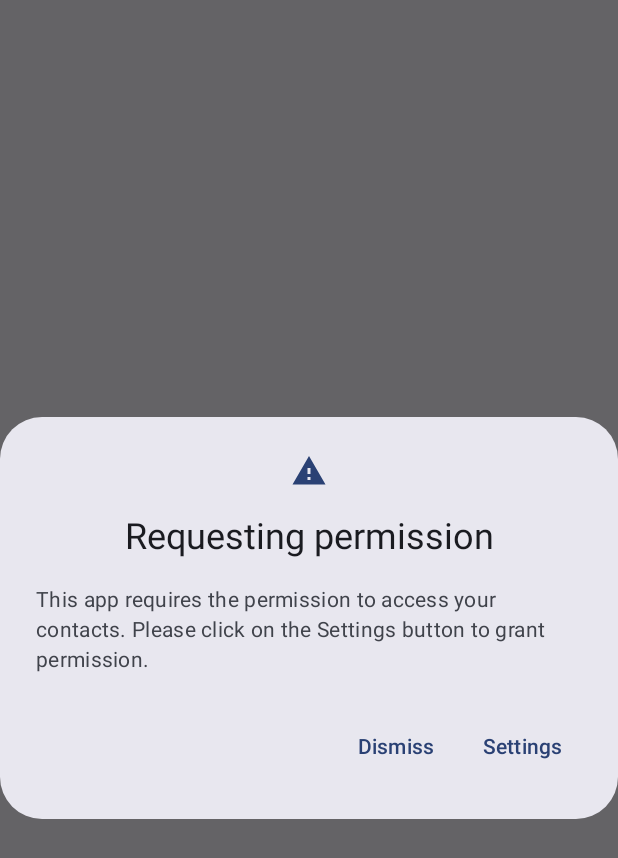
After one commit to anitaa1990/ContactsApp, an Android app built with Jetpack Compose: the composable PermissionDialogScreen shown on its own in the app's theme, on a phone screen of 412 x 824 dp. The commit adds this screen. Shown: the top 858 px of the screen. Run offline under Robolectric (Android 15) with nearby library versions, the phone set to English and light mode, and no system bars.

Commit message:
Added logic to get read contacts permission

```diff
--- a/app/src/main/java/com/an/contactsapp/MainActivity.kt
+++ b/app/src/main/java/com/an/contactsapp/MainActivity.kt
@@ -13,8 +13,7 @@ class MainActivity : ComponentActivity() {
     override fun onCreate(savedInstanceState: Bundle?) {
         super.onCreate(savedInstanceState)
         setContent {
-            val viewModel: ContactsViewModel = hiltViewModel()
-            MainApp(viewModel)
+            MainApp()
         }
     }
 }
--- /dev/null
+++ b/app/src/main/java/com/an/contactsapp/ui/screen/PermissionDialogScreen.kt
@@ -0,0 +1,45 @@
+package com.an.contactsapp.ui.screen
+
+import androidx.compose.material.icons.Icons
+import androidx.compose.material.icons.filled.Warning
+import androidx.compose.material3.AlertDialog
+import androidx.compose.material3.Icon
+import androidx.compose.material3.MaterialTheme
+import androidx.compose.material3.Text
+import androidx.compose.material3.TextButton
+import androidx.compose.runtime.Composable
+import androidx.compose.ui.res.stringResource
+import com.an.contactsapp.R
+
+@Composable
+fun PermissionDialogScreen(
+    onDismissRequest: () -> Unit = {},
+    onPermissionRequest: () -> Unit = {}
+) {
+    AlertDialog(
+        icon = {
+            Icon(Icons.Filled.Warning, contentDescription = "Warn Icon", tint = MaterialTheme.colorScheme.primary)
+        },
+        title = {
+            Text(text = stringResource(id = R.string.permission_title))
+        },
+        text = {
+            Text(text = stringResource(id = R.string.permission_desc))
+        },
+        onDismissRequest = { },
+        confirmButton = {
+            TextButton(
+                onClick = { onPermissionRequest() }
+            ) {
+                Text(stringResource(id = R.string.settings), color = MaterialTheme.colorScheme.primary)
+            }
+        },
+        dismissButton = {
+            TextButton(
+                onClick = { onDismissRequest() }
+            ) {
+                Text(stringResource(id = R.string.dismiss), color = MaterialTheme.colorScheme.primary)
+            }
+        }
+    )
+}
--- a/app/src/main/res/values/strings.xml
+++ b/app/src/main/res/values/strings.xml
@@ -1,3 +1,8 @@
 <resources>
     <string name="app_name">ContactsApp</string>
+    <string name="permission_title">Requesting permission</string>
+    <string name="permission_desc">This app requires the permission to access your contacts. Please click on the Settings button to grant permission.</string>
+    <string name="permission_denied">To use this app, please grant the Contacts permission</string>
+    <string name="settings">Settings</string>
+    <string name="dismiss">Dismiss</string>
 </resources>
```
Also changed, not shown: app/src/main/java/com/an/contactsapp/ui/screen/MainApp.kt (+66 -6 lines).
